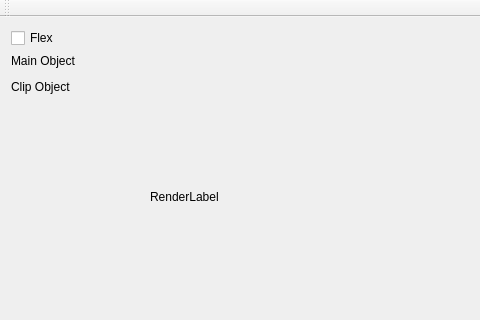
Old version of the form QtMain/RenderrerMainWindow.ui in the repository damibran/simple_qt_renderrer; both pictures show x 0 to 480 and y 0 to 320 of the 936 by 618 pixel window.
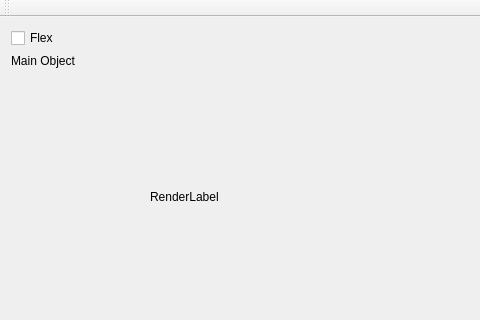
New version of the form. Custom widgets are drawn as their Qt base class.

What changed in the file:
```diff
--- a/QtMain/RenderrerMainWindow.ui
+++ b/QtMain/RenderrerMainWindow.ui
@@ -60,16 +60,6 @@
      <item>
       <widget class="QTransformEditor" name="MainTransformEditor" native="true"/>
      </item>
-     <item>
-      <widget class="QLabel" name="label_2">
-       <property name="text">
-        <string>Clip Object</string>
-       </property>
-      </widget>
-     </item>
-     <item>
-      <widget class="QTransformEditor" name="ClipTransformEditor" native="true"/>
-     </item>
      <item>
       <spacer name="verticalSpacer">
        <property name="orientation">
```
